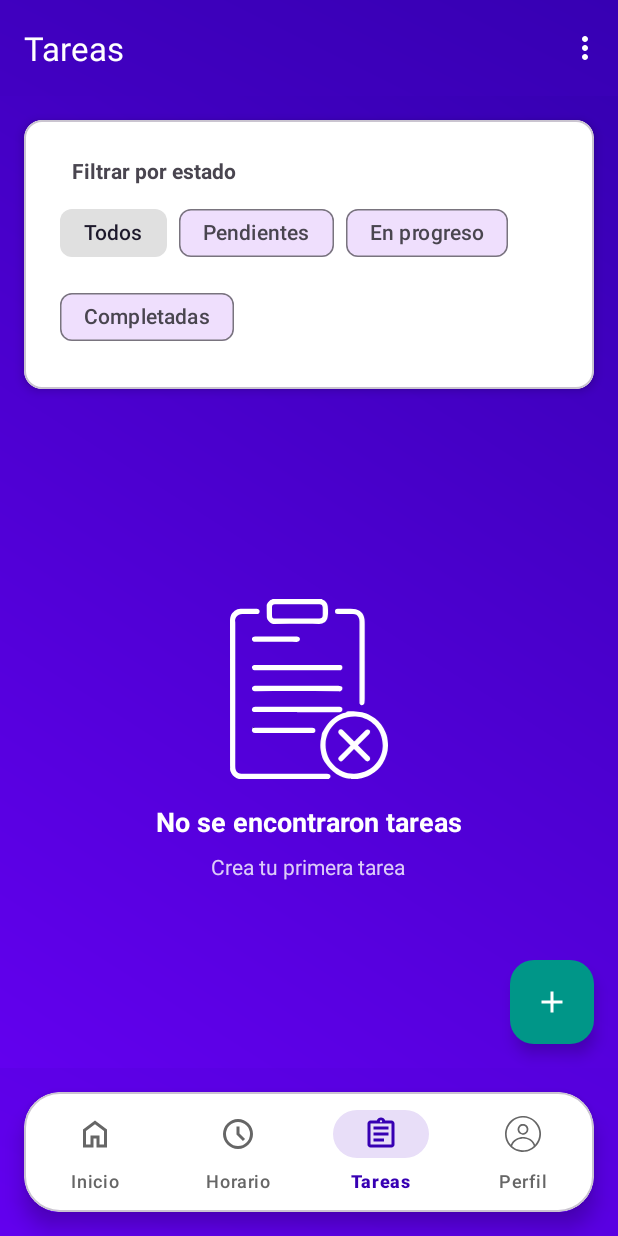
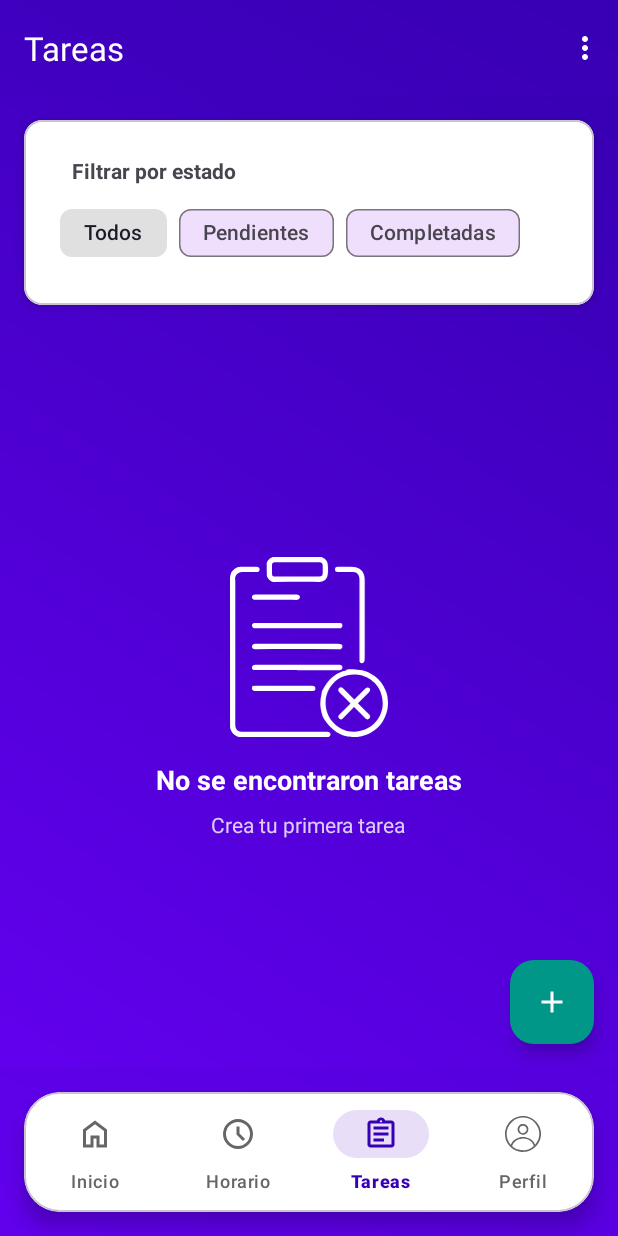
Before and after one commit to Oscardm22/EstuGuia, an Android app: the TasksFragment screen opened through its navigation route, on a phone screen of 412 x 824 dp. Run offline under Robolectric (Android 15) with nearby library versions, the phone set to English and light mode, and no system bars; our stand-ins replace Dagger/Hilt's generated code, Firebase (no records; nobody signed in at launch, a user with empty details on screens opened directly), navigation-ui.

Commit message:
eliminar chip "en curso"

```diff
--- a/app/src/main/java/com/oscardm22/estuguia/presentation/features/tasks/ui/components/TaskFilterComponent.kt
+++ b/app/src/main/java/com/oscardm22/estuguia/presentation/features/tasks/ui/components/TaskFilterComponent.kt
@@ -40,11 +40,6 @@ class TaskFilterComponent @JvmOverloads constructor(
             onFilterChange?.invoke(TaskStatus.PENDING)
         }
 
-        binding.chipInProgress.setOnClickListener {
-            setActiveChip(binding.chipInProgress)
-            onFilterChange?.invoke(TaskStatus.IN_PROGRESS)
-        }
-
         binding.chipCompleted.setOnClickListener {
             setActiveChip(binding.chipCompleted)
             onFilterChange?.invoke(TaskStatus.COMPLETED)
@@ -55,7 +50,6 @@ class TaskFilterComponent @JvmOverloads constructor(
         listOf(
             binding.chipAll,
             binding.chipPending,
-            binding.chipInProgress,
             binding.chipCompleted
         ).forEach { chip ->
             chip.isChecked = chip == activeChip
--- a/app/src/main/java/com/oscardm22/estuguia/presentation/features/tasks/ui/fragments/TasksFragment.kt
+++ b/app/src/main/java/com/oscardm22/estuguia/presentation/features/tasks/ui/fragments/TasksFragment.kt
@@ -153,7 +153,6 @@ class TasksFragment : Fragment() {
             when (checkedIds.firstOrNull()) {
                 R.id.chipAll -> applyFilter(null)
                 R.id.chipPending -> applyFilter("pending")
-                R.id.chipInProgress -> applyFilter("in_progress")
                 R.id.chipCompleted -> applyFilter("completed")
                 else -> applyFilter(null)
             }
--- a/app/src/main/res/layout/component_task_filter.xml
+++ b/app/src/main/res/layout/component_task_filter.xml
@@ -45,15 +45,6 @@
             app:chipBackgroundColor="@color/chip_filter_background"
             app:checkedIconVisible="false" />
 
-        <com.google.android.material.chip.Chip
-            android:id="@+id/chipInProgress"
-            style="@style/Widget.Material3.Chip.Filter"
-            android:layout_width="wrap_content"
-            android:layout_height="wrap_content"
-            android:text="@string/in_progress"
-            app:chipBackgroundColor="@color/chip_filter_background"
-            app:checkedIconVisible="false"
-            tools:ignore="PrivateResource" />
 
         <com.google.android.material.chip.Chip
             android:id="@+id/chipCompleted"
```
